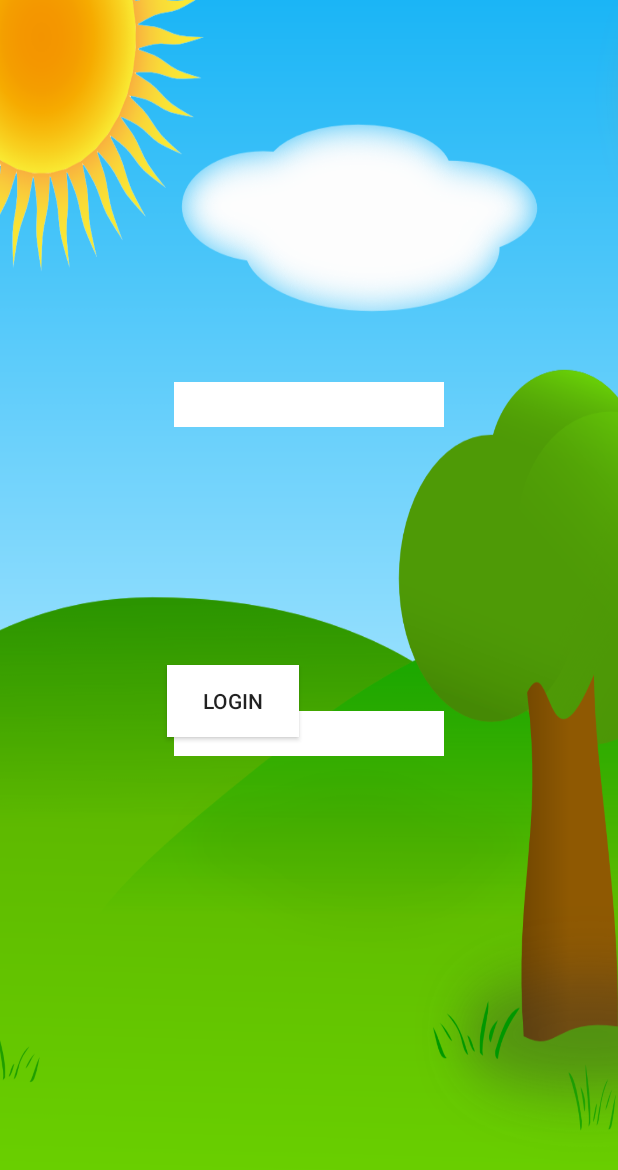
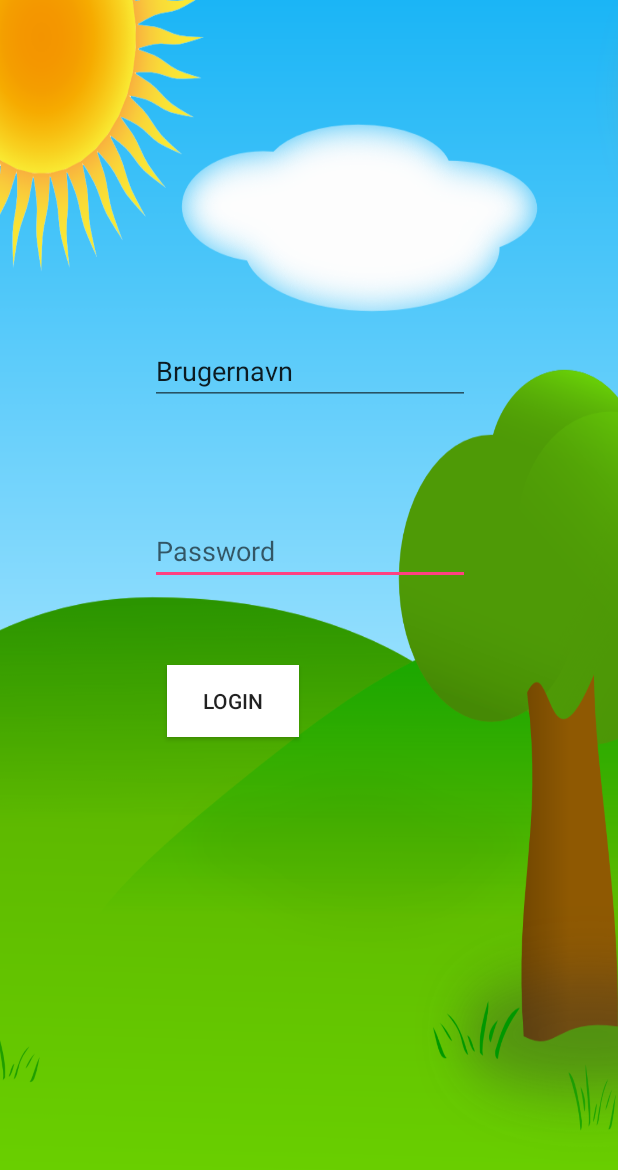
Before and after one commit to piilmann/android-galgeleg-dist, an Android app: the layout activity_login.xml on its own in the app's theme, with its tools: preview values and no code run, on a phone screen of 412 x 824 dp. Shown: the top 1170 px of the screen. Run offline under Robolectric (Android 15) with nearby library versions, the phone set to English and light mode, and no system bars.

Commit message:
login klar til at få implementeret forbindelse

```diff
--- a/app/src/main/AndroidManifest.xml
+++ b/app/src/main/AndroidManifest.xml
@@ -12,7 +12,7 @@
         android:roundIcon="@mipmap/ic_launcher_round"
         android:supportsRtl="true"
         android:theme="@style/AppTheme">
-        <activity android:name=".MainActivity">
+        <activity android:name=".login">
             <intent-filter>
                 <action android:name="android.intent.action.MAIN" />
 
--- a/app/src/main/java/com/example/christofferpiilmann/galgeleg/login.java
+++ b/app/src/main/java/com/example/christofferpiilmann/galgeleg/login.java
@@ -1,11 +1,13 @@
 package com.example.christofferpiilmann.galgeleg;
 
+import android.content.Intent;
 import android.media.MediaPlayer;
 import android.os.Bundle;
 import android.preference.PreferenceManager;
 import android.support.v7.app.AppCompatActivity;
 import android.view.View;
 import android.widget.Button;
+import android.widget.EditText;
 import android.widget.ImageView;
 import android.widget.ProgressBar;
 import android.widget.TextView;
@@ -16,7 +18,7 @@ import android.widget.TextView;
 
 public class login extends AppCompatActivity implements View.OnClickListener {
 
-    TextView user, pass;
+    EditText user, pass;
     Button login;
 
     protected void onCreate(Bundle savedInstanceState) {
@@ -30,14 +32,16 @@ public class login extends AppCompatActivity implements View.OnClickListener {
 
         // Resources
 
-        user = (TextView) findViewById(R.id.user);
-        pass = (TextView) findViewById(R.id.pass);
+        user = (EditText) findViewById(R.id.user);
+        pass = (EditText) findViewById(R.id.pass);
 
 
 }
 
     @Override
     public void onClick(View view) {
+        if (view == login) {
 
+        }
     }
 }
--- a/app/src/main/res/layout/activity_login.xml
+++ b/app/src/main/res/layout/activity_login.xml
@@ -6,33 +6,6 @@
     android:layout_width="match_parent"
     android:layout_height="match_parent"
     android:background="@drawable/bg">
-
-    <TextView
-        android:id="@+id/user"
-        android:layout_width="180dp"
-        android:layout_height="30dp"
-        android:layout_marginBottom="8dp"
-        android:layout_marginEnd="8dp"
-        android:layout_marginStart="8dp"
-        android:layout_marginTop="8dp"
-        android:background="#FFFFFF"
-        app:layout_constraintBottom_toBottomOf="parent"
-        app:layout_constraintEnd_toEndOf="parent"
-        app:layout_constraintStart_toStartOf="parent"
-        app:layout_constraintTop_toTopOf="parent"
-        app:layout_constraintVertical_bias="0.317" />
-
-    <TextView
-        android:id="@+id/pass"
-        android:layout_width="180dp"
-        android:layout_height="30dp"
-        android:layout_marginBottom="320dp"
-        android:layout_marginEnd="8dp"
-        android:layout_marginStart="8dp"
-        android:background="#FFFFFF"
-        app:layout_constraintBottom_toBottomOf="parent"
-        app:layout_constraintEnd_toEndOf="parent"
-        app:layout_constraintStart_toStartOf="parent" />
 
     <Button
         android:id="@+id/login"
@@ -51,4 +24,40 @@
         app:layout_constraintTop_toTopOf="parent"
         app:layout_constraintVertical_bias="0.573" />
 
+    <EditText
+        android:id="@+id/pass"
+        android:layout_width="wrap_content"
+        android:layout_height="wrap_content"
+        android:layout_marginBottom="8dp"
+        android:layout_marginEnd="8dp"
+        android:layout_marginStart="8dp"
+        android:layout_marginTop="8dp"
+        android:ems="10"
+        android:hint="Password"
+        android:inputType="textPassword"
+        app:layout_constraintBottom_toBottomOf="parent"
+        app:layout_constraintEnd_toEndOf="parent"
+        app:layout_constraintHorizontal_bias="0.503"
+        app:layout_constraintStart_toStartOf="parent"
+        app:layout_constraintTop_toTopOf="parent"
+        app:layout_constraintVertical_bias="0.441" />
+
+    <EditText
+        android:id="@+id/user"
+        android:layout_width="wrap_content"
+        android:layout_height="wrap_content"
+        android:layout_marginBottom="8dp"
+        android:layout_marginEnd="8dp"
+        android:layout_marginStart="8dp"
+        android:layout_marginTop="8dp"
+        android:ems="10"
+        android:inputType="textPersonName"
+        android:text="Brugernavn"
+        app:layout_constraintBottom_toBottomOf="parent"
+        app:layout_constraintEnd_toEndOf="parent"
+        app:layout_constraintHorizontal_bias="0.503"
+        app:layout_constraintStart_toStartOf="parent"
+        app:layout_constraintTop_toTopOf="parent"
+        app:layout_constraintVertical_bias="0.284" />
+
 </android.support.constraint.ConstraintLayout>
```
